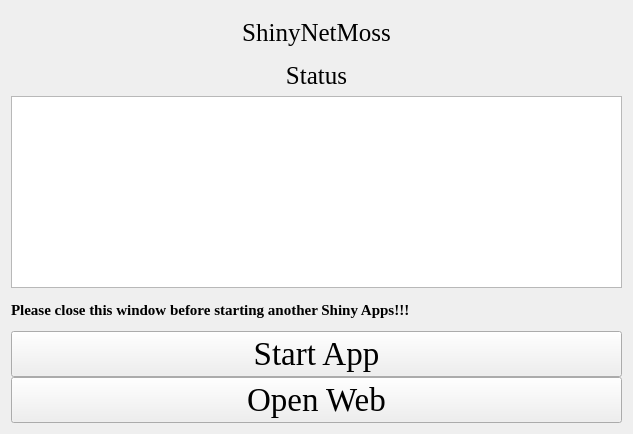
The window that ShinyNetMoss.ui (hzaurzli/MicroWorldOmics) describes before a commit, drawn with Qt 5.
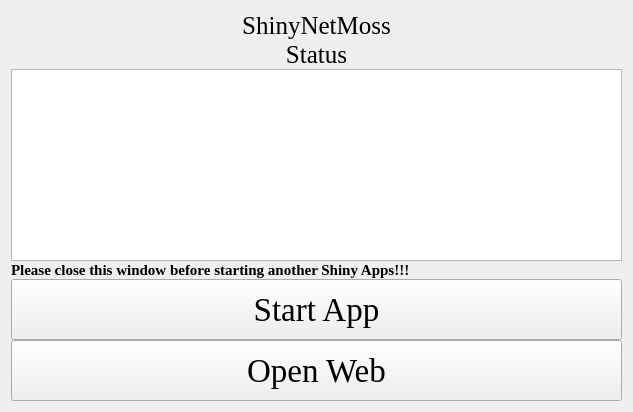
The same window after the commit. Icons and pictures are not drawn.

Diff of the .ui file:
```diff
--- a/ShinyNetMoss.ui
+++ b/ShinyNetMoss.ui
@@ -7,7 +7,7 @@
     <x>0</x>
     <y>0</y>
     <width>633</width>
-    <height>434</height>
+    <height>412</height>
    </rect>
   </property>
   <property name="windowTitle">
@@ -27,6 +27,12 @@
      </property>
      <item row="0" column="0" colspan="3">
       <widget class="QLabel" name="label">
+       <property name="sizePolicy">
+        <sizepolicy hsizetype="Preferred" vsizetype="Fixed">
+         <horstretch>0</horstretch>
+         <verstretch>0</verstretch>
+        </sizepolicy>
+       </property>
        <property name="font">
         <font>
          <family>Times New Roman</family>
@@ -43,6 +49,12 @@
      </item>
      <item row="3" column="0" colspan="3">
       <widget class="QLabel" name="label_4">
+       <property name="sizePolicy">
+        <sizepolicy hsizetype="Preferred" vsizetype="Fixed">
+         <horstretch>0</horstretch>
+         <verstretch>0</verstretch>
+        </sizepolicy>
+       </property>
        <property name="font">
         <font>
          <family>Times New Roman</family>
@@ -66,6 +78,12 @@
      </item>
      <item row="7" column="0" colspan="3">
       <widget class="QLabel" name="label_3">
+       <property name="sizePolicy">
+        <sizepolicy hsizetype="Preferred" vsizetype="Fixed">
+         <horstretch>0</horstretch>
+         <verstretch>0</verstretch>
+        </sizepolicy>
+       </property>
        <property name="font">
         <font>
          <family>Times New Roman</family>
@@ -81,6 +99,12 @@
      </item>
      <item row="8" column="0" colspan="3">
       <widget class="QPushButton" name="pushButton">
+       <property name="sizePolicy">
+        <sizepolicy hsizetype="Preferred" vsizetype="Preferred">
+         <horstretch>0</horstretch>
+         <verstretch>0</verstretch>
+        </sizepolicy>
+       </property>
        <property name="font">
         <font>
          <family>Times New Roman</family>
@@ -94,6 +118,12 @@
      </item>
      <item row="9" column="0" colspan="3">
       <widget class="QPushButton" name="pushButton_2">
+       <property name="sizePolicy">
+        <sizepolicy hsizetype="Preferred" vsizetype="Preferred">
+         <horstretch>0</horstretch>
+         <verstretch>0</verstretch>
+        </sizepolicy>
+       </property>
        <property name="font">
         <font>
          <family>Times New Roman</family>
```
